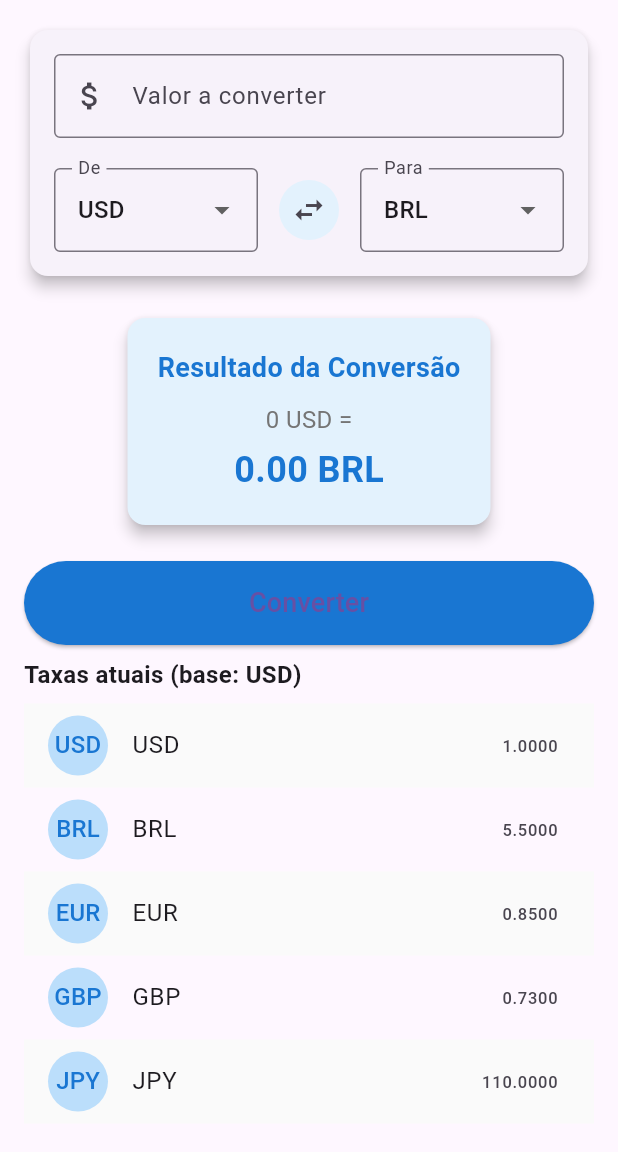
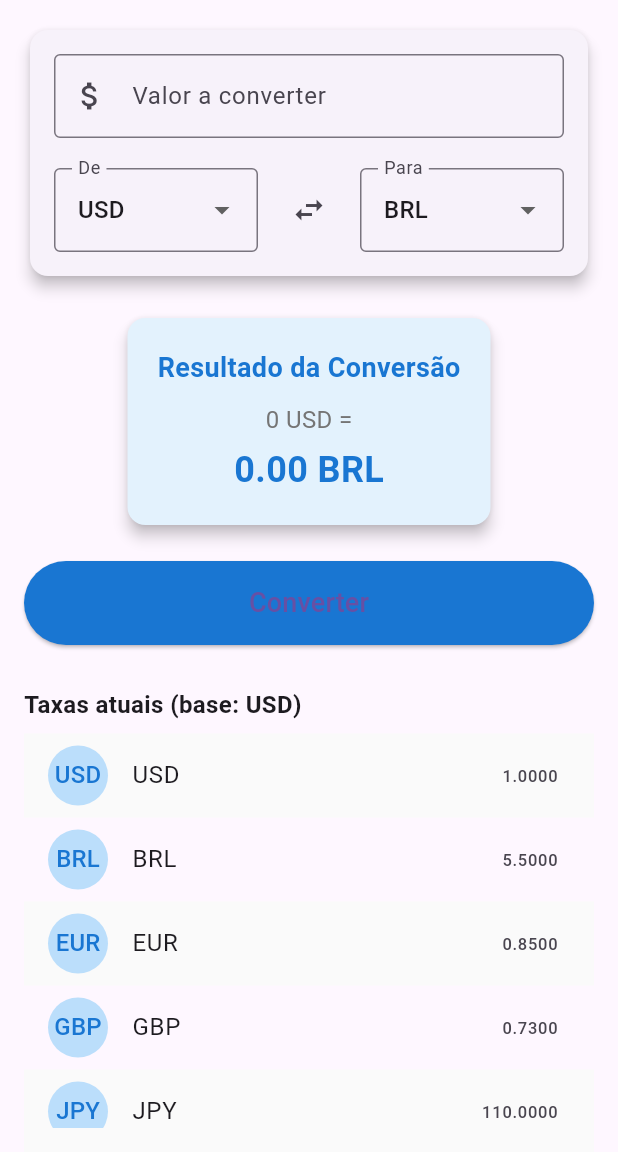
Before and after one commit to gustavosx1/projeto-cambio, a Flutter app: the CurrencyConverterScreen screen opened directly with empty values, on a phone screen of 412 x 824 dp, the part 84-1236 px from its top. Run offline on Flutter 3.47's test engine with Material 3 defaults, Android fonts, the light colour scheme and no system bars; network calls fail.

Commit message:
modularização do projeto

```diff
--- a/projeto_cambio/lib/components/ui/currency_box.dart
+++ b/projeto_cambio/lib/components/ui/currency_box.dart
@@ -1,77 +1,90 @@
 import 'package:flutter/material.dart';
 
-class MyWidget extends StatefulWidget {
-  const MyWidget({super.key});
+class CurrencyBox extends StatelessWidget {
+  final TextEditingController amountController;
+  final List<String> currencies;
+  final String fromCurrency;
+  final String toCurrency;
+  final Function(String?) onFromCurrencyChanged;
+  final Function(String?) onToCurrencyChanged;
+  final Function() onSwap;
+  final Function(String) onAmountChanged;
 
-  @override
-  State<MyWidget> createState() => _MyWidgetState();
-}
-
-class _MyWidgetState extends State<MyWidget> {
-  final TextEditingController _emailController = TextEditingController();
-  final TextEditingController _passwordController = TextEditingController();
-
-  @override
-  void dispose() {
-    _emailController.dispose();
-    _passwordController.dispose();
-    super.dispose();
-  }
+  const CurrencyBox({
+    Key? key,
+    required this.amountController,
+    required this.currencies,
+    required this.fromCurrency,
+    required this.toCurrency,
+    required this.onFromCurrencyChanged,
+    required this.onToCurrencyChanged,
+    required this.onSwap,
+    required this.onAmountChanged,
+  }) : super(key: key);
 
   @override
   Widget build(BuildContext context) {
-    return Scaffold(
-      body: Column(
+    return Card(
+      elevation: 4,
+      child: Padding(
+        padding: EdgeInsets.all(16.0),
+        child: Column(
           children: [
-          // Campo Email
-          TextFormField(
-            controller: _emailController,
+            TextField(
+              controller: amountController,
               decoration: InputDecoration(
-              labelText: 'Email',
-              prefixIcon: Icon(Icons.email),
-              border: OutlineInputBorder(
-                borderRadius: BorderRadius.circular(12),
+                labelText: 'Valor a converter',
+                prefixIcon: Icon(Icons.attach_money),
+                border: OutlineInputBorder(),
               ),
-              filled: true,
-              fillColor: Colors.white,
-            ),
-            keyboardType: TextInputType.emailAddress,
-            validator: (value) {
-              if (value == null || value.isEmpty) {
-                return 'Por favor, digite seu email';
-              }
-              if (!value.contains('@')) {
-                return 'Email inválido';
-              }
-              return null;
-            },
+              keyboardType: TextInputType.numberWithOptions(decimal: true),
+              onChanged: onAmountChanged,
             ),
             SizedBox(height: 20),
-
-          // Campo Senha
-          TextFormField(
-            controller: _passwordController,
+            Row(
+              children: [
+                Expanded(
+                  child: DropdownButtonFormField<String>(
+                    value: fromCurrency,
+                    items: currencies.map((String currency) {
+                      return DropdownMenuItem<String>(
+                        value: currency,
+                        child: Text(currency),
+                      );
+                    }).toList(),
+                    onChanged: onFromCurrencyChanged,
                     decoration: InputDecoration(
-              labelText: 'Senha',
-              prefixIcon: Icon(Icons.lock),
-              border: OutlineInputBorder(
-                borderRadius: BorderRadius.circular(12),
+                      labelText: 'De',
+                      border: OutlineInputBorder(),
                     ),
-              filled: true,
-              fillColor: Colors.white,
                   ),
-            obscureText: true,
-            validator: (value) {
-              if (value == null || value.isEmpty) {
-                return 'Por favor, digite sua senha';
-              }
-              if (value.length < 6) {
-                return 'Senha deve ter pelo menos 6 caracteres';
-              }
-              return null;
-            },
+                ),
+                SizedBox(width: 10),
+                IconButton(
+                  icon: Icon(Icons.swap_horiz),
+                  onPressed: onSwap,
+                ),
+                SizedBox(width: 10),
+                Expanded(
+                  child: DropdownButtonFormField<String>(
+                    value: toCurrency,
+                    items: currencies.map((String currency) {
+                      return DropdownMenuItem<String>(
+                        value: currency,
+                        child: Text(currency),
+                      );
+                    }).toList(),
+                    onChanged: onToCurrencyChanged,
+                    decoration: InputDecoration(
+                      labelText: 'Para',
+                      border: OutlineInputBorder(),
+                    ),
+                  ),
                 ),
               ],
+            ),
+          ],
+        ),
       ),
     );
   }
--- /dev/null
+++ b/projeto_cambio/lib/components/ui/exchange_rates_box.dart
@@ -0,0 +1,63 @@
+import 'package:flutter/material.dart';
+
+
+class ExchangeRatesBox extends StatelessWidget {
+  final bool _isLoading = false;
+  final Map<String, dynamic> exchangeRates;
+  final String fromCurrency;
+
+  const ExchangeRatesBox({
+    Key? key,
+    required this.exchangeRates,
+    required this.fromCurrency
+
+}) : super(key: key);
+
+
+  @override
+  Widget build(BuildContext context) {
+    if (_isLoading) {
+      return Center(child: CircularProgressIndicator());
+    }
+
+    final rates = exchangeRates['rates'] ?? {};
+    if (rates.isEmpty) {
+      return Center(child: Text('Nenhuma taxa disponível'));
+    }
+
+    return Column(
+      crossAxisAlignment: CrossAxisAlignment.start,
+      children: [
+        Padding(
+          padding: EdgeInsets.symmetric(vertical: 8.0),
+          child: Text(
+            'Taxas atuais (base: $fromCurrency)',
+            style: TextStyle(
+              fontSize: 16,
+              fontWeight: FontWeight.bold,
+            ),
+          ),
+        ),
+        Expanded(
+          child: ListView.builder(
+            itemCount: rates.length,
+            itemBuilder: (context, index) {
+              final currency = rates.keys.elementAt(index);
+              final rate = rates[currency];
+              return ListTile(
+                leading: CircleAvatar(
+                  child: Text(currency),
+                  backgroundColor: Colors.blue[100],
+                  foregroundColor: Colors.blue[700],
+                ),
+                title: Text(currency),
+                trailing: Text(rate.toStringAsFixed(4)),
+                tileColor: index.isEven ? Colors.grey[50] : null,
+              );
+            },
+          ),
+        ),
+      ],
+    );
+  }
+}
--- a/projeto_cambio/lib/screens/currency_converte_screen.dart
+++ b/projeto_cambio/lib/screens/currency_converte_screen.dart
@@ -1,13 +1,17 @@
 import 'package:flutter/material.dart';
 import '../services/current_services.dart';
+import 'package:projeto_cambio/components/ui/currency_box.dart';
+import 'package:projeto_cambio/components/ui/exchange_rates_box.dart';
 
 class CurrencyConverterScreen extends StatefulWidget {
   final Function() onLogout;
 
-  const CurrencyConverterScreen({Key? key, required this.onLogout}) : super(key: key);
+  const CurrencyConverterScreen({Key? key, required this.onLogout})
+      : super(key: key);
 
   @override
-  _CurrencyConverterScreenState createState() => _CurrencyConverterScreenState();
+  _CurrencyConverterScreenState createState() =>
+      _CurrencyConverterScreenState();
 }
 
 class _CurrencyConverterScreenState extends State<CurrencyConverterScreen> {
@@ -37,7 +41,6 @@ class _CurrencyConverterScreenState extends State<CurrencyConverterScreen> {
         _exchangeRates = rates;
       });
     } catch (e) {
-      // Usar dados mock em caso de erro
       setState(() {
         _exchangeRates = CurrencyService.getMockRates();
       });
@@ -92,90 +95,29 @@ class _CurrencyConverterScreenState extends State<CurrencyConverterScreen> {
         padding: EdgeInsets.all(16.0),
         child: Column(
           children: [
-            // Card de entrada de valor
-            Card(
-              elevation: 4,
-              child: Padding(
-                padding: EdgeInsets.all(16.0),
-                child: Column(
-                  children: [
-                    TextField(
-                      controller: _amountController,
-                      decoration: InputDecoration(
-                        labelText: 'Valor a converter',
-                        prefixIcon: Icon(Icons.attach_money),
-                        border: OutlineInputBorder(),
-                      ),
-                      keyboardType: TextInputType.numberWithOptions(decimal: true),
-                      onChanged: (value) => _convertCurrency(),
-                    ),
-                    SizedBox(height: 20),
-
-                    // Seleção de moedas
-                    Row(
-                      children: [
-                        Expanded(
-                          child: DropdownButtonFormField<String>(
-                            value: _fromCurrency,
-                            items: currencies.map((String currency) {
-                              return DropdownMenuItem<String>(
-                                value: currency,
-                                child: Text(currency),
-                              );
-                            }).toList(),
-                            onChanged: (String? newValue) {
-                              if (newValue != null) {
+            // Box de Inserção de Valor e Seleção de Moedas
+            CurrencyBox(
+              amountController: _amountController,
+              currencies: currencies,
+              fromCurrency: _fromCurrency,
+              toCurrency: _toCurrency,
+              onFromCurrencyChanged: (value) {
                 setState(() {
-                                  _fromCurrency = newValue;
+                  _fromCurrency = value!;
                 });
                 _loadExchangeRates();
                 _convertCurrency();
-                              }
               },
-                            decoration: InputDecoration(
-                              labelText: 'De',
-                              border: OutlineInputBorder(),
-                            ),
-                          ),
-                        ),
-                        SizedBox(width: 10),
-                        IconButton(
-                          icon: Icon(Icons.swap_horiz),
-                          onPressed: _swapCurrencies,
-                          style: IconButton.styleFrom(
-                            backgroundColor: Colors.blue[50],
-                          ),
-                        ),
-                        SizedBox(width: 10),
-                        Expanded(
-                          child: DropdownButtonFormField<String>(
-                            value: _toCurrency,
-                            items: currencies.map((String currency) {
-                              return DropdownMenuItem<String>(
-                                value: currency,
-                                child: Text(currency),
-                              );
-                            }).toList(),
-                            onChanged: (String? newValue) {
-                              if (newValue != null) {
+              onToCurrencyChanged: (value) {
                 setState(() {
-                                  _toCurrency = newValue;
+                  _toCurrency = value!;
                 });
                 _convertCurrency();
-                              }
               },
-                            decoration: InputDecoration(
-                              labelText: 'Para',
-                              border: OutlineInputBorder(),
+              onSwap: _swapCurrencies,
+              onAmountChanged: (_) => _convertCurrency(),
             ),
-                          ),
-                        ),
-                      ],
-                    ),
-                  ],
-                ),
-              ),
-            ),
+
             SizedBox(height: 20),
 
             // Card de resultado
@@ -219,6 +161,7 @@ class _CurrencyConverterScreenState extends State<CurrencyConverterScreen> {
                 ),
               ),
             ),
+
             SizedBox(height: 20),
 
             // Botão de conversão
@@ -237,9 +180,14 @@ class _CurrencyConverterScreenState extends State<CurrencyConverterScreen> {
               ),
             ),
 
-            // Taxas de câmbio atuais
+            SizedBox(height: 20),
+
+            // Lista de taxas de câmbio
             Expanded(
-              child: _buildExchangeRatesList(),
+              child: ExchangeRatesBox(
+                exchangeRates: _exchangeRates,
+                fromCurrency: _fromCurrency,
+              ),
             ),
           ],
         ),
@@ -247,7 +195,7 @@ class _CurrencyConverterScreenState extends State<CurrencyConverterScreen> {
     );
   }
 
-  Widget _buildExchangeRatesList() {
+ /* Widget _buildExchangeRatesList() {
     if (_isLoading) {
       return Center(child: CircularProgressIndicator());
     }
@@ -291,7 +239,7 @@ class _CurrencyConverterScreenState extends State<CurrencyConverterScreen> {
         ),
       ],
     );
-  }
+  }*/
 
   @override
   void dispose() {
```
Also changed, not shown: projeto_cambio/lib/components/ui/login_box.dart (+38 -0 lines), projeto_cambio/lib/screens/login_screen.dart (+4 -49 lines), 1 other file. Lines whose indentation alone changed are shown as unchanged.
